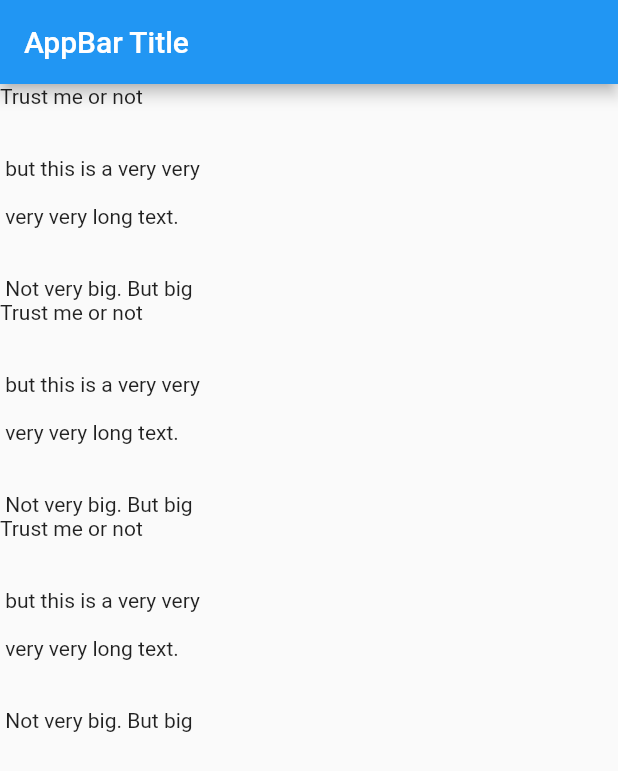
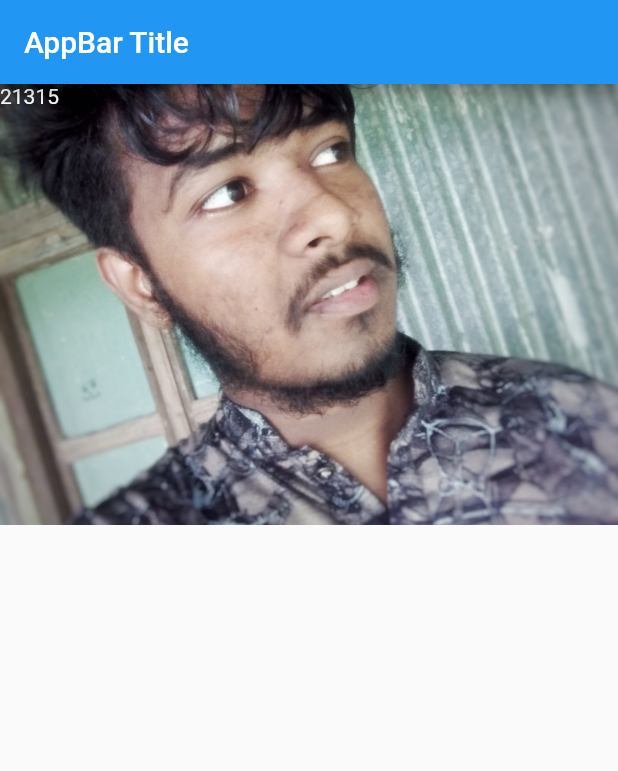
Before and after one commit to thetahmeed/Flutter, a Flutter app: the screen it shows after launch, on a phone screen of 412 x 824 dp. Shown: the top 771 px of the screen. Run offline on Flutter 3.47's test engine with Material 2 defaults, Android fonts, the phone set to English and light mode, and no system bars.

Commit message:
Stack
IMPORTANT: If error says "Assets not found" Just use this command:

$ flutter clean

```diff
--- a/eleven/lib/main.dart
+++ b/eleven/lib/main.dart
@@ -17,12 +17,11 @@ class HomePage extends StatelessWidget {
         appBar: AppBar(
           title: Text("AppBar Title"),
         ),
-        body: ListView(
+        body: Stack(
           children: [
-            Text(_longText),
-            Text(_longText),
-            Text(_longText),
-          ],
+            Image.asset("assets/images/dp2.jpg"),
+            Text("21315", style: TextStyle(color: Colors.white),)
+            ],
         ));
   }
 }
--- a/eleven/pubspec.yaml
+++ b/eleven/pubspec.yaml
@@ -46,8 +46,10 @@ flutter:
 
   # To add assets to your application, add an assets section, like this:
   assets:
-   - assets/images/guns.png
-  #   - images/a_dot_ham.jpeg
+   - assets/images/dp.jpg
+   - assets/images/dp2.jpg
+   #- assets/images/ss.jpg
+   #- assets/images/notes.png
 
   # An image asset can refer to one or more resolution-specific "variants", see
   # https://flutter.dev/assets-and-images/#resolution-aware.
```
Also changed, not shown: eleven/assets/images/dp.jpg (added), eleven/assets/images/dp2.jpg (added), eleven/assets/images/notes.png (added), eleven/assets/images/ss.jpg (added).
